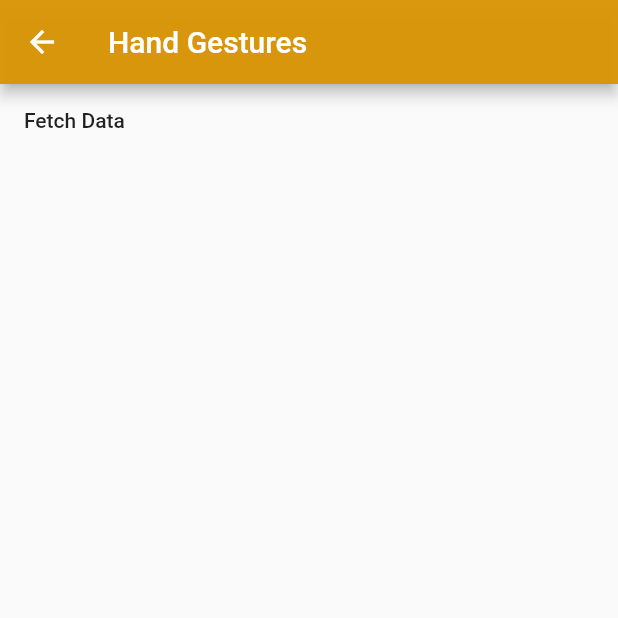
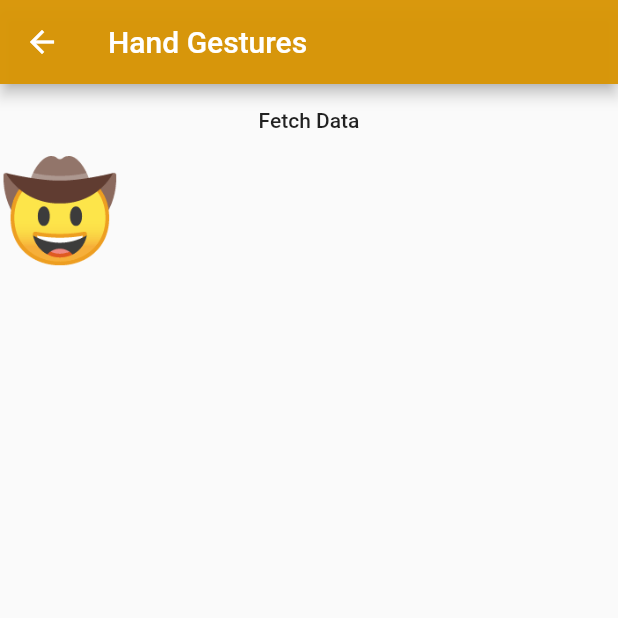
Before and after one commit to eliyas-abass/Emoji_mobile_app, a Flutter app: the screen it shows after launch, after a tap on "View More", on a phone screen of 412 x 824 dp, the top half of it. Run offline on Flutter 3.47's test engine with Material 2 defaults, Android fonts, the phone set to English and light mode, and no system bars; network calls fail; Roboto replaces fonts that are missing (Joypixels).

Commit message:
minor bug fixes

```diff
--- a/lib/home_screen.dart
+++ b/lib/home_screen.dart
@@ -2,15 +2,6 @@ import 'package:flutter/material.dart';
 import 'package:imoji_app/menu_screen.dart';
 import 'package:imoji_app/search_screen.dart';
 import 'package:imoji_app/view_more_screen.dart';
-
-class myApp extends StatelessWidget {
-  const myApp({super.key});
-
-  @override
-  Widget build(BuildContext context) {
-    return MaterialApp();
-  }
-}
 
 class HomeScreen extends StatefulWidget {
   const HomeScreen({Key? key}) : super(key: key);
--- a/lib/splash_screen.dart
+++ b/lib/splash_screen.dart
@@ -13,11 +13,13 @@ class _SplashScreenState extends State<SplashScreen> {
   @override
   void initState() {
     Future.delayed(const Duration(seconds: 2), () {
-      Navigator.push(
+      Navigator.pushReplacement(
         context,
         MaterialPageRoute(builder: (context) => const HomeScreen()),
       );
     });
+
+    super.initState();
   }
 
   @override
--- a/lib/view_more_screen.dart
+++ b/lib/view_more_screen.dart
@@ -5,9 +5,9 @@ import 'package:http/http.dart' as http;
 import 'package:flutter/material.dart';
 
 class ViewMore extends StatefulWidget {
-  String title;
+  final String title;
 
-  ViewMore(this.title, {Key? key}) : super(key: key);
+  const ViewMore(this.title, {Key? key}) : super(key: key);
 
   @override
   State<ViewMore> createState() => _ViewMoreState();
@@ -22,7 +22,9 @@ class _ViewMoreState extends State<ViewMore> {
           backgroundColor: const Color.fromRGBO(216, 149, 5, 0.966),
           title: Text(widget.title),
         ),
-        body: Column(crossAxisAlignment: CrossAxisAlignment.center, children: [
+        body: Column(
+          crossAxisAlignment: CrossAxisAlignment.stretch,
+          children: [
             if (icons.isNotEmpty)
               Wrap(
                 spacing: 16, // gap between adjacent chips
@@ -35,8 +37,16 @@ class _ViewMoreState extends State<ViewMore> {
                 child: const Text("Fetch Data"),
                 onPressed: () {
                   fetchImoji();
-              })
-        ]));
+                }),
+            const Text(
+              "\u{1F920}",
+              style: TextStyle(
+                fontFamily: "Joypixels",
+                fontSize: 64,
+              ),
+            ),
+          ],
+        ));
   }
 
   fetchImoji() async {
@@ -55,9 +65,10 @@ class _ViewMoreState extends State<ViewMore> {
   List<Text> generateEmojiFromIcon() {
     return icons
         .map((icon) => Text(
-              icon["emoji"],
+              "${icon["emoji"]}",
               style: const TextStyle(
                 fontSize: 48,
+                fontFamily: "Joypixels",
               ),
             ))
         .toList();
```
Also changed, not shown: pubspec.yaml (+5 -25 lines). Lines whose indentation alone changed are shown as unchanged.
